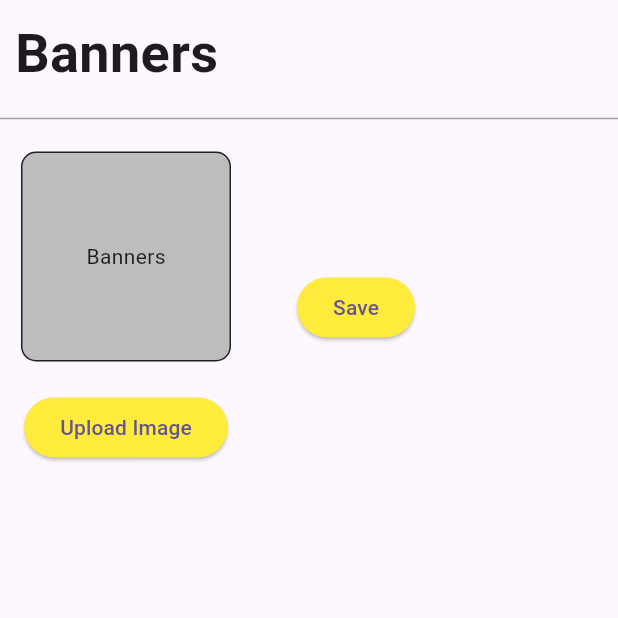
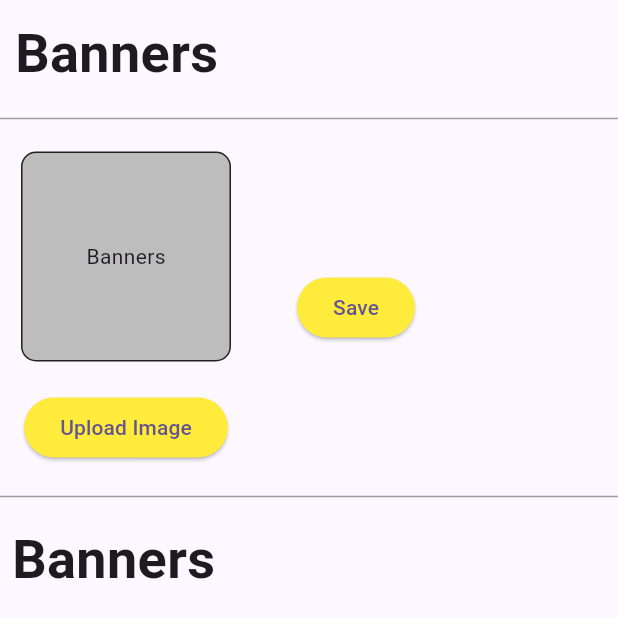
Before and after one commit to Namit1804/Smart-Mart-AdminPannel, a Flutter app: the UploadBannersScreen widget shown alone on an empty page, opened directly, on a phone screen of 412 x 824 dp. Shown: the top 618 px of the screen. Run offline on Flutter 3.47's test engine with Material 3 defaults, Android fonts, the phone set to English and light mode, and no system bars; our stand-ins replace cloud_firestore, file_picker, firebase_core, firebase_storage, flutter_easyloading; missing offline and left inert: flutter_admin_scaffold; accounts and stored records are empty.

Commit message:
second commit

```diff
--- a/lib/views/screens/sidebar_screen/upload_banner_screen.dart
+++ b/lib/views/screens/sidebar_screen/upload_banner_screen.dart
@@ -3,6 +3,7 @@
 import 'package:firebase_storage/firebase_storage.dart';
 import 'package:flutter/material.dart';
 import 'package:flutter_easyloading/flutter_easyloading.dart';
+import 'package:smart_mart_adminpannel/views/screens/sidebar_screen/widget/banner_widget.dart';
 
 class UploadBannersScreen extends StatefulWidget {
   static const String routeName = '\UploadBannersScreen ';
@@ -124,7 +125,19 @@
                 child: Text('Save'),
               )
             ],
-          )
+          ),
+          Divider(
+            color: Colors.grey,
+          ),
+          Padding(
+            padding: const EdgeInsets.all(8.0),
+            child: Container(
+              alignment: Alignment.topLeft,
+              child: Text("Banners",
+                  style: TextStyle(fontSize: 36, fontWeight: FontWeight.bold)),
+            ),
+          ),
+          BannerWidget(),
         ],
       ),
     );
--- /dev/null
+++ b/lib/views/screens/sidebar_screen/widget/banner_widget.dart
@@ -0,0 +1,49 @@
+import 'package:cloud_firestore/cloud_firestore.dart';
+import 'package:flutter/material.dart';
+
+class BannerWidget extends StatelessWidget {
+  const BannerWidget({super.key});
+
+  @override
+  Widget build(BuildContext context) {
+    final Stream<QuerySnapshot> _bannersStream =
+        FirebaseFirestore.instance.collection('banners').snapshots();
+    return StreamBuilder<QuerySnapshot>(
+      stream: _bannersStream,
+      builder: (BuildContext context, AsyncSnapshot<QuerySnapshot> snapshot) {
+        if (snapshot.hasError) {
+          return Text('Something went wrong');
+        }
+
+        if (snapshot.connectionState == ConnectionState.waiting) {
+          return Center(
+            child: CircularProgressIndicator(
+              color: Colors.cyan,
+            ),
+          );
+        }
+
+        return GridView.builder(
+          shrinkWrap: true,
+          itemCount: snapshot.data!.size,
+          gridDelegate: SliverGridDelegateWithFixedCrossAxisCount(
+              crossAxisCount: 6, mainAxisSpacing: 8, crossAxisSpacing: 8),
+          itemBuilder: (context, index) {
+            final bannerData = snapshot.data!.docs[index];
+            return Column(
+              children: [
+                SizedBox(
+                  height: 100,
+                  width: 100,
+                  child: Image.network(
+                    bannerData['image'],
+                  ),
+                ),
+              ],
+            );
+          },
+        );
+      },
+    );
+  }
+}
```
